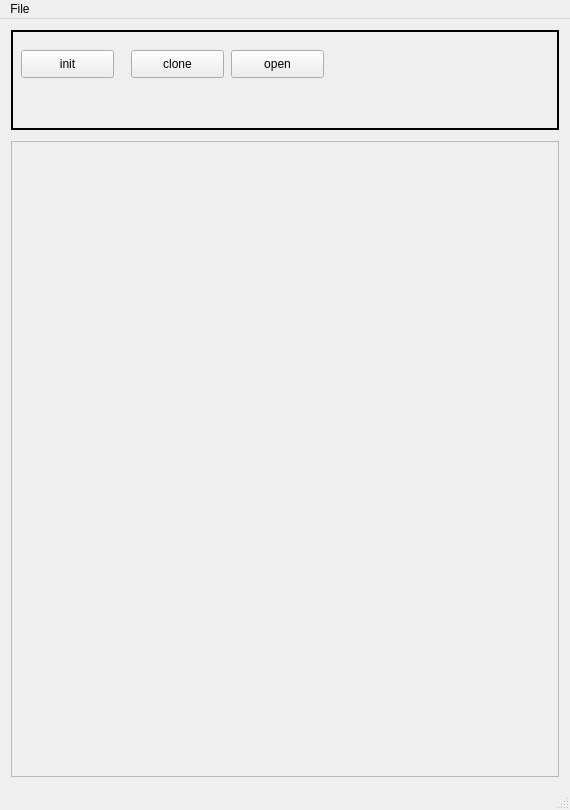
Before: the Qt Designer form ui/mainwindow.ui in hidog/HiGit, drawn with Qt 5.
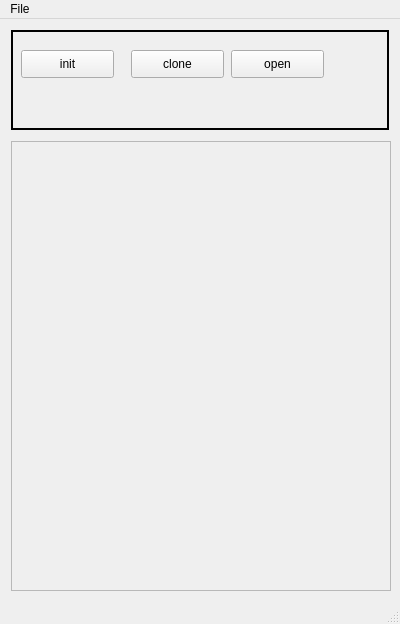
After: the same form once the commit is applied.

What changed in the file:
```diff
--- a/ui/mainwindow.ui
+++ b/ui/mainwindow.ui
@@ -6,14 +6,14 @@
    <rect>
     <x>0</x>
     <y>0</y>
-    <width>570</width>
-    <height>810</height>
+    <width>400</width>
+    <height>624</height>
    </rect>
   </property>
   <property name="minimumSize">
    <size>
-    <width>570</width>
-    <height>810</height>
+    <width>400</width>
+    <height>500</height>
    </size>
   </property>
   <property name="windowTitle">
@@ -98,13 +98,16 @@
        <widget class="QScrollArea" name="scrollArea">
         <property name="minimumSize">
          <size>
-          <width>545</width>
-          <height>615</height>
+          <width>380</width>
+          <height>100</height>
          </size>
         </property>
         <property name="layoutDirection">
          <enum>Qt::LeftToRight</enum>
         </property>
+        <property name="styleSheet">
+         <string notr="true"/>
+        </property>
         <property name="sizeAdjustPolicy">
          <enum>QAbstractScrollArea::AdjustToContents</enum>
         </property>
@@ -119,8 +122,8 @@
           <rect>
            <x>0</x>
            <y>0</y>
-           <width>544</width>
-           <height>616</height>
+           <width>378</width>
+           <height>442</height>
           </rect>
          </property>
         </widget>
@@ -136,8 +139,8 @@
     <rect>
      <x>0</x>
      <y>0</y>
-     <width>570</width>
-     <height>25</height>
+     <width>400</width>
+     <height>22</height>
     </rect>
    </property>
    <property name="defaultUp">
```
Left out of the diff: 3 changed lines with no effect on the pictures.
